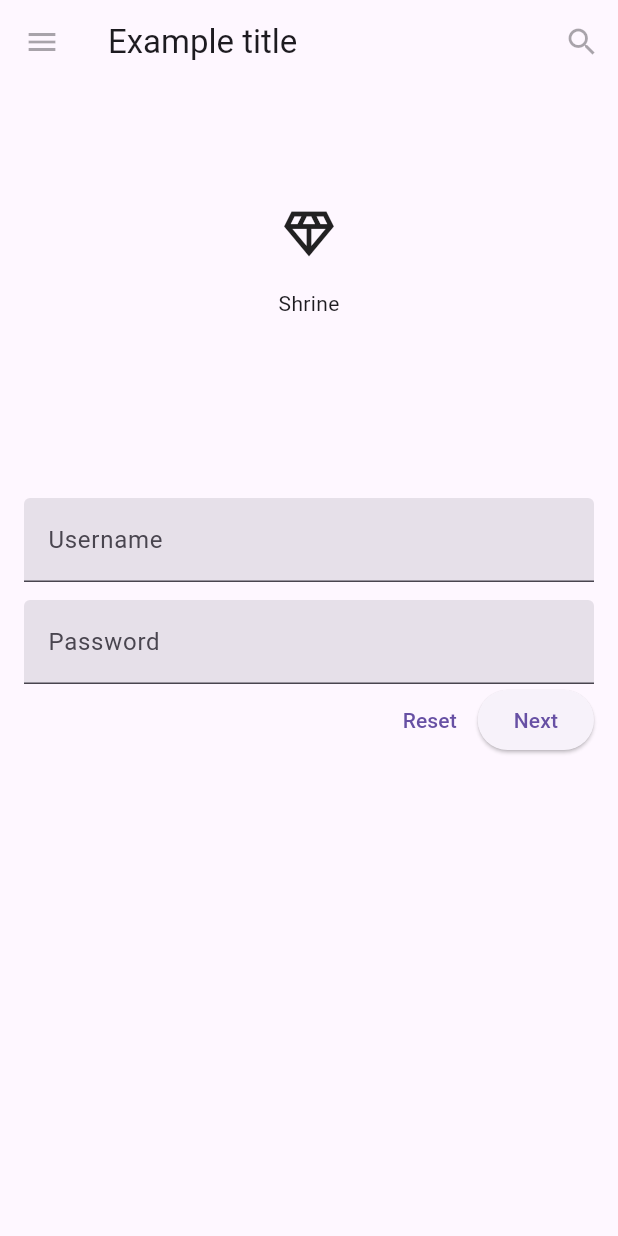
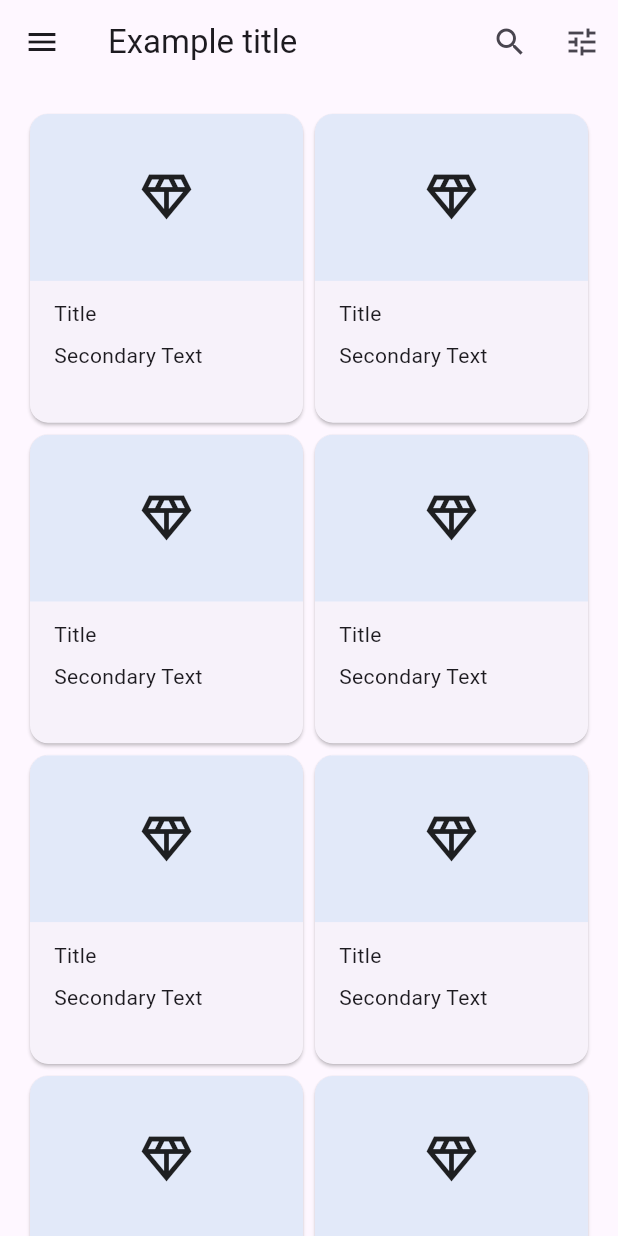
Before and after one commit to rockie2695/codelabel_mdc, a Flutter app: the screen it shows after launch, after a tap on "Next", on a phone screen of 412 x 824 dp. Run offline on Flutter 3.47's test engine with Material 3 defaults, Android fonts, the phone set to English and light mode, and no system bars.

Commit message:
Add HomePage and LoginPage with basic UI components and navigation

```diff
--- /dev/null
+++ b/lib/home_page.dart
@@ -0,0 +1,81 @@
+import 'package:flutter/material.dart';
+
+class HomePage extends StatelessWidget {
+  const HomePage({super.key, required this.username});
+
+  final String username;
+
+  @override
+  Widget build(BuildContext context) {
+    return Scaffold(
+      appBar: AppBar(
+        // 💡 提示：當你用 Navigator.push 點過來時，
+        // Flutter 預設會自動在 AppBar 左側幫你加上「返回箭頭」。
+        // 如果你寫了下面的 leading，它會把預設的返回箭頭覆蓋掉。
+        leading: IconButton(
+          icon: const Icon(Icons.menu, semanticLabel: 'menu'),
+          tooltip: 'Navigation menu',
+          onPressed: () {
+            print('Menu button');
+          },
+        ),
+        title: const Text('Example title'),
+        actions: [
+          IconButton(
+            icon: Icon(Icons.search, semanticLabel: 'search'),
+            tooltip: 'Search',
+            onPressed: () {
+              print('Search button');
+            },
+          ),
+          IconButton(
+            icon: Icon(Icons.tune, semanticLabel: 'filter'),
+            tooltip: 'Filter',
+            onPressed: () {
+              print('Filter button');
+            },
+          ),
+        ],
+      ),
+      body: GridView.count(
+        crossAxisCount: 2,
+        padding: const EdgeInsets.all(16.0),
+        childAspectRatio: 8.0 / 9.0,
+        children: _buildGridCards(10),
+      ),
+      // Center(child: Text('Welcome, $username!')),
+    );
+  }
+
+  List<Card> _buildGridCards(int count) {
+    return List.generate(count, (index) {
+      return Card(
+        clipBehavior: Clip.antiAlias,
+        child: Column(
+          crossAxisAlignment: CrossAxisAlignment.start,
+          children: <Widget>[
+            AspectRatio(
+              aspectRatio: 18.0 / 11.0,
+              child: Container(
+                color: Colors.blue.withValues(alpha: 0.1),
+                child: Icon(Icons.diamond_outlined, size: 40.0),
+              ), //icon would not follow the aspect ratio, so it will be centered in the box
+              // Image.asset('assets/diamond.png'),
+            ),
+            Padding(
+              padding: const EdgeInsets.fromLTRB(16.0, 12.0, 16.0, 8.0),
+              child: Column(
+                crossAxisAlignment: CrossAxisAlignment.start,
+                children: <Widget>[
+                  Text('Title'),
+                  const SizedBox(height: 8.0),
+                  Text('Secondary Text'),
+                ],
+              ),
+            ),
+          ],
+        ),
+      );
+    });
+  }
+}
--- /dev/null
+++ b/lib/login_page.dart
@@ -0,0 +1,121 @@
+import 'package:codelabel_mdc/home_page.dart';
+import 'package:flutter/material.dart';
+
+class LoginPage extends StatefulWidget {
+  const LoginPage({super.key});
+
+  @override
+  State<LoginPage> createState() => _LoginPageState();
+}
+
+class _LoginPageState extends State<LoginPage> {
+  var username = '';
+  late final TextEditingController usernameController;
+  var password = '';
+  var obscurePassword = true;
+  late final TextEditingController passwordController;
+
+  @override
+  void initState() {
+    super.initState();
+    usernameController = TextEditingController(text: username);
+    passwordController = TextEditingController(text: password);
+  }
+
+  @override
+  void dispose() {
+    usernameController.dispose();
+    passwordController.dispose();
+    super.dispose();
+  }
+
+  @override
+  Widget build(BuildContext context) {
+    return Scaffold(
+      body: SafeArea(
+        child: SingleChildScrollView(
+          child: Center(
+            child: Padding(
+              padding: EdgeInsets.symmetric(horizontal: 16.0),
+              child: Column(
+                // mainAxisSize: MainAxisSize.min,
+                children: [
+                  SizedBox(height: 80.0),
+                  Icon(
+                    Icons.diamond_outlined,
+                    size: 40.0,
+                  ), //Image.asset('assets/diamond.png'),
+                  SizedBox(height: 16.0),
+                  Text('Shrine'),
+                  SizedBox(height: 120.0),
+                  // [Name]
+                  TextField(
+                    controller: usernameController,
+                    decoration: InputDecoration(
+                      filled: true,
+                      labelText: 'Username',
+                    ),
+                    onChanged: (value) {
+                      username = value;
+                    },
+                  ),
+                  // spacer
+                  SizedBox(height: 20.0),
+                  // [Password]
+                  TextField(
+                    controller: passwordController,
+                    decoration: InputDecoration(
+                      filled: true,
+                      labelText: 'Password',
+                      suffixIcon: IconButton(
+                        icon: Icon(Icons.remove_red_eye, semanticLabel: 'toggle password visibility'),
+                        tooltip: 'Toggle password visibility',
+                        onPressed: () {
+                          setState(() {
+                            obscurePassword = !obscurePassword;
+                          });
+                        },
+                      ),
+                    ),
+                    obscureText: obscurePassword,
+                    onChanged: (value) {
+                      password = value;
+                    },
+                  ),
+                  SizedBox(height: 80.0),
+                  Row(
+                    //or OverflowBar
+                    mainAxisAlignment: MainAxisAlignment.end,
+                    children: [
+                      TextButton(
+                        onPressed: () {
+                          usernameController.clear();
+                          passwordController.clear();
+                        },
+                        child: Text('Reset'),
+                      ),
+                      SizedBox(width: 20.0),
+                      ElevatedButton(
+                        onPressed: () {
+                          // Navigator.push(
+                          Navigator.pushReplacement(
+                            context,
+                            MaterialPageRoute(
+                              builder: (context) =>
+                                  HomePage(username: usernameController.text),
+                            ),
+                          );
+                        },
+                        child: Text('Next'),
+                      ),
+                    ],
+                  ),
+                ],
+              ),
+            ),
+          ),
+        ),
+      ),
+    );
+  }
+}
--- a/lib/main.dart
+++ b/lib/main.dart
@@ -1,3 +1,4 @@
+import 'package:codelabel_mdc/login_page.dart';
 import 'package:flutter/material.dart';
 
 void main() {
@@ -9,103 +10,6 @@ class MainApp extends StatelessWidget {
 
   @override
   Widget build(BuildContext context) {
-    return MaterialApp(
-      debugShowCheckedModeBanner: false,
-      home: Scaffold(
-        appBar: AppBar(
-          leading: const IconButton(
-            icon: Icon(Icons.menu),
-            tooltip: 'Navigation menu',
-            onPressed: null,
-          ),
-          title: const Text('Example title'),
-          actions: const [
-            IconButton(
-              icon: Icon(Icons.search),
-              tooltip: 'Search',
-              onPressed: null,
-            ),
-          ],
-        ),
-        body: LoginPage(),
-      ),
-    );
+    return MaterialApp(debugShowCheckedModeBanner: false, home: LoginPage());
   }
 }
-
-class LoginPage extends StatefulWidget {
-  const LoginPage({super.key});
-
-  @override
-  State<LoginPage> createState() => _LoginPageState();
-}
-
-class _LoginPageState extends State<LoginPage> {
-  var username = '';
-  late final TextEditingController usernameController;
-  var password = '';
-  late final TextEditingController passwordController;
-
-  @override
-  void initState() {
-    super.initState();
-    usernameController = TextEditingController(text: username);
-    passwordController = TextEditingController(text: password);
-  }
-
-  @override
-  void dispose() {
-    usernameController.dispose();
-    passwordController.dispose();
-    super.dispose();
-  }
-
-  @override
-  Widget build(BuildContext context) {
-    return Center(
-      child: Padding(
-        padding: EdgeInsets.symmetric(horizontal: 16.0),
-        child: Column(
-          // mainAxisSize: MainAxisSize.min,
-          children: [
-            SizedBox(height: 80.0),
-            Icon(
-              Icons.diamond_outlined,
-              size: 40.0,
-            ), //Image.asset('assets/diamond.png'),
-            SizedBox(height: 16.0),
-            Text('Shrine'),
-            SizedBox(height: 120.0),
-            // [Name]
-            TextField(
-              controller: usernameController,
-              decoration: InputDecoration(filled: true, labelText: 'Username'),
-              onChanged: (value) {
-                username = value;
-              },
-            ),
-            // spacer
-            SizedBox(height: 12.0),
-            // [Password]
-            TextField(
-              controller: passwordController,
-              decoration: InputDecoration(filled: true, labelText: 'Password'),
-              obscureText: true,
-              onChanged: (value) {
-                password = value;
-              },
-            ),
-
-            Row(
-              mainAxisAlignment: MainAxisAlignment.end,
-              children: [
-                TextButton(onPressed: () {}, child: Text('Reset')),
-                ElevatedButton(onPressed: () {}, child: Text('Next')),
-              ],
-            ),
-          ],
-        ),
-      ),
-    );
-  }
-}
```
Also changed, not shown: model/product.dart (added), model/productsRepository.dart (added).
